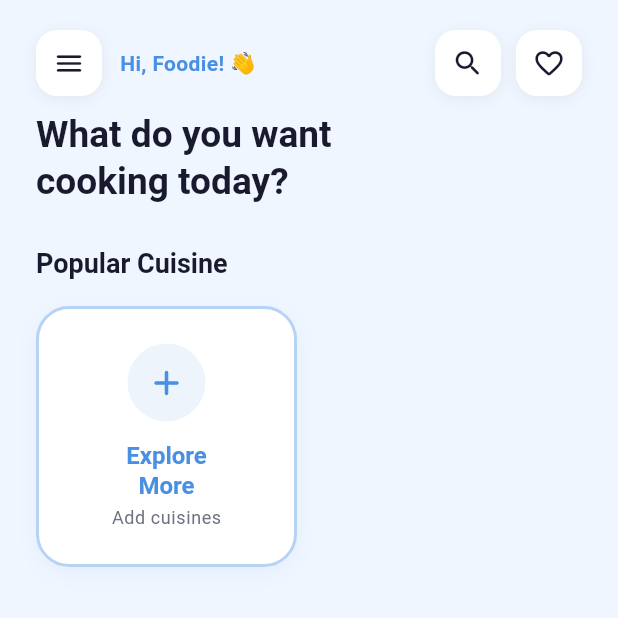
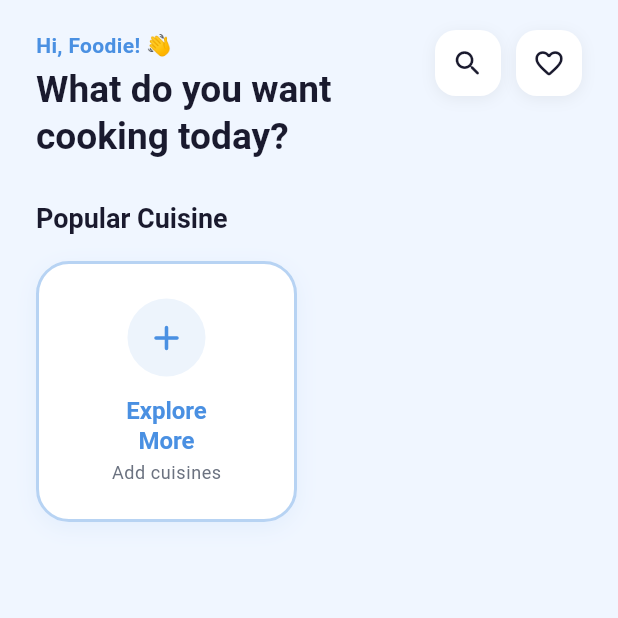
Before and after one commit to athulsethumadhavan/RecipeQuest, a Flutter app: the HomeScreen screen opened by its route, on a phone screen of 412 x 824 dp, the top half of it. Run offline on Flutter 3.47's test engine with Material 3 defaults, Android fonts, the phone set to English and light mode, and no system bars; our stand-ins replace cached_network_image, go_router, google_mobile_ads, in_app_purchase, shared_preferences, shimmer and 3 more; accounts and stored records are empty; network calls fail; Roboto replaces fonts that are missing (Poppins).

```diff
--- /dev/null
+++ b/lib/core/utils/responsive.dart
@@ -0,0 +1,41 @@
+import 'package:flutter/material.dart';
+
+/// Centralised breakpoints and layout helpers for phone vs iPad.
+class Responsive {
+  Responsive._();
+
+  /// iPad: width ≥ 600 dp
+  static bool isTablet(BuildContext context) =>
+      MediaQuery.of(context).size.width >= 600;
+
+  /// Large iPad / landscape: width ≥ 900 dp
+  static bool isLargeTablet(BuildContext context) =>
+      MediaQuery.of(context).size.width >= 900;
+
+  /// Max content width — centres content on wide screens.
+  static double maxContentWidth(BuildContext context) =>
+      isLargeTablet(context) ? 900 : double.infinity;
+
+  /// Horizontal padding: more breathing room on iPad.
+  static double horizontalPadding(BuildContext context) =>
+      isTablet(context) ? 40 : 24;
+
+  /// Number of columns for a cuisine/dish square grid.
+  static int cuisineGridColumns(BuildContext context) {
+    final w = MediaQuery.of(context).size.width;
+    if (w >= 900) return 4;
+    if (w >= 600) return 3;
+    return 2;
+  }
+
+  /// Number of columns for a dish card list-grid (meals screen).
+  static int dishGridColumns(BuildContext context) {
+    final w = MediaQuery.of(context).size.width;
+    if (w >= 900) return 3;
+    if (w >= 600) return 2;
+    return 1;
+  }
+
+  /// Whether to use a two-pane master/detail layout.
+  static bool useTwoPane(BuildContext context) => isLargeTablet(context);
+}
--- a/lib/presentation/views/home/home_screen.dart
+++ b/lib/presentation/views/home/home_screen.dart
@@ -4,6 +4,7 @@ import 'package:go_router/go_router.dart';
 import 'package:cached_network_image/cached_network_image.dart';
 import '../../../core/constants/app_colors.dart';
 import '../../../core/router/app_router.dart';
+import '../../../core/utils/responsive.dart';
 import '../../../data/models/cuisine_model.dart';
 import '../../../data/models/dish_model.dart';
 import '../../../data/repositories/favorites_repository.dart';
@@ -11,7 +12,6 @@ import '../../../data/services/auth_service.dart';
 import '../../../data/services/payment_service.dart';
 import '../../viewmodels/home_viewmodel.dart';
 import '../auth/auth_bottom_sheet.dart';
-import 'widgets/app_drawer.dart';
 
 class HomeScreen extends StatefulWidget {
   const HomeScreen({super.key});
@@ -117,38 +117,34 @@ class _HomeScreenState extends State<HomeScreen>
     );
   }
 
-  final GlobalKey<ScaffoldState> _scaffoldKey = GlobalKey<ScaffoldState>();
-
   @override
   Widget build(BuildContext context) {
+    final hp = Responsive.horizontalPadding(context);
+    final isTablet = Responsive.isTablet(context);
+
     return Scaffold(
-      key: _scaffoldKey,
-      drawer: const AppDrawer(),
       body: SafeArea(
+        child: Center(
+          child: ConstrainedBox(
+            constraints: BoxConstraints(maxWidth: Responsive.maxContentWidth(context)),
             child: Column(
           crossAxisAlignment: CrossAxisAlignment.start,
           children: [
             // ── Header ───────────────────────────────────────────────────────
             Padding(
-              padding: const EdgeInsets.fromLTRB(24, 20, 24, 0),
-              child: Column(
+              padding: EdgeInsets.fromLTRB(hp, isTablet ? 28 : 20, hp, 0),
+              child: Row(
+                mainAxisAlignment: MainAxisAlignment.spaceBetween,
                 crossAxisAlignment: CrossAxisAlignment.start,
                 children: [
-                  // Top row: hamburger + title + action icons
-                  Row(
-                    mainAxisAlignment: MainAxisAlignment.spaceBetween,
-                    crossAxisAlignment: CrossAxisAlignment.center,
-                    children: [
-                      _IconBtn(
-                        icon: Icons.menu_rounded,
-                        onTap: () => _scaffoldKey.currentState?.openDrawer(),
-                      ),
-                      const SizedBox(width: 12),
                   Expanded(
                     child: GestureDetector(
                       onDoubleTap: _onTitleDoubleTap,
                       behavior: HitTestBehavior.opaque,
-                          child: Text(
+                      child: Column(
+                        crossAxisAlignment: CrossAxisAlignment.start,
+                        children: [
+                          Text(
                             'Hi, Foodie! 👋',
                             style: Theme.of(context)
                                 .textTheme
@@ -158,8 +154,27 @@ class _HomeScreenState extends State<HomeScreen>
                                   fontWeight: FontWeight.w600,
                                 ),
                           ),
+                          const SizedBox(height: 4),
+                          Text(
+                            'What do you want\ncooking today?',
+                            maxLines: 2,
+                            overflow: TextOverflow.ellipsis,
+                            style: Theme.of(context)
+                                .textTheme
+                                .displayMedium
+                                ?.copyWith(
+                                  height: 1.25,
+                                  fontSize: isTablet
+                                      ? 32
+                                      : (MediaQuery.of(context).size.width * 0.06)
+                                          .clamp(20.0, 26.0),
                                 ),
                           ),
+                        ],
+                      ),
+                    ),
+                  ),
+                  const SizedBox(width: 12),
                   Row(
                     children: [
                       _IconBtn(
@@ -177,24 +192,6 @@ class _HomeScreenState extends State<HomeScreen>
                   ),
                 ],
               ),
-                  const SizedBox(height: 10),
-                  // Large title below
-                  Text(
-                    'What do you want\ncooking today?',
-                    maxLines: 2,
-                    overflow: TextOverflow.ellipsis,
-                    style: Theme.of(context)
-                        .textTheme
-                        .displayMedium
-                        ?.copyWith(
-                          height: 1.25,
-                          fontSize:
-                              (MediaQuery.of(context).size.width * 0.06)
-                                  .clamp(20.0, 26.0),
-                        ),
-                  ),
-                ],
-              ),
             ),
 
             // ── Inline search bar ─────────────────────────────────────────
@@ -204,9 +201,9 @@ class _HomeScreenState extends State<HomeScreen>
                 sizeFactor: _searchFade,
                 axisAlignment: -1,
                 child: Padding(
-                  padding: const EdgeInsets.fromLTRB(24, 16, 24, 0),
+                  padding: EdgeInsets.fromLTRB(hp, 16, hp, 0),
                   child: Container(
-                    height: 48,
+                    height: isTablet ? 54 : 48,
                     decoration: BoxDecoration(
                       color: Colors.white,
                       borderRadius: BorderRadius.circular(14),
@@ -299,10 +296,12 @@ class _HomeScreenState extends State<HomeScreen>
                     crossAxisAlignment: CrossAxisAlignment.start,
                     children: [
                       Padding(
-                        padding: const EdgeInsets.symmetric(horizontal: 24),
+                        padding: EdgeInsets.symmetric(horizontal: hp),
                         child: Text(
                           'Popular Cuisine',
-                          style: Theme.of(context).textTheme.headlineSmall,
+                          style: Theme.of(context).textTheme.headlineSmall?.copyWith(
+                            fontSize: isTablet ? 22 : null,
+                          ),
                         ),
                       ),
                       const SizedBox(height: 16),
@@ -315,6 +314,8 @@ class _HomeScreenState extends State<HomeScreen>
               ),
             ),
           ],
+        ),
+          ),
         ),
       ),
     );
@@ -353,8 +354,9 @@ class _SearchResults extends StatelessWidget {
       );
     }
 
+    final hp = Responsive.horizontalPadding(context);
     return ListView.separated(
-      padding: const EdgeInsets.fromLTRB(24, 0, 24, 32),
+      padding: EdgeInsets.fromLTRB(hp, 0, hp, 32),
       itemCount: vm.searchResults.length,
       separatorBuilder: (_, __) => const SizedBox(height: 12),
       itemBuilder: (context, i) {
@@ -520,15 +522,19 @@ class _CuisineGrid extends StatelessWidget {
       );
     }
 
+    final hp = Responsive.horizontalPadding(context);
+    final cols = Responsive.cuisineGridColumns(context);
+    final isTablet = Responsive.isTablet(context);
+
     return RefreshIndicator(
       color: AppColors.primary,
       onRefresh: vm.refresh,
       child: GridView.builder(
-        padding: const EdgeInsets.fromLTRB(24, 0, 24, 32),
-        gridDelegate: const SliverGridDelegateWithFixedCrossAxisCount(
-          crossAxisCount: 2,
-          mainAxisSpacing: 16,
-          crossAxisSpacing: 16,
+        padding: EdgeInsets.fromLTRB(hp, 0, hp, 32),
+        gridDelegate: SliverGridDelegateWithFixedCrossAxisCount(
+          crossAxisCount: cols,
+          mainAxisSpacing: isTablet ? 20 : 16,
+          crossAxisSpacing: isTablet ? 20 : 16,
           childAspectRatio: 1.0,
         ),
         itemCount: vm.cuisines.length + 1,
```
Also changed, not shown: lib/presentation/views/cuisine/cuisine_list_screen.dart (+13 -9 lines), lib/presentation/views/cuisine/cuisine_meals_screen.dart (+30 -2 lines), lib/presentation/views/favorites/favorites_screen.dart (+27 -2 lines), 6 other files. Lines whose indentation alone changed are shown as unchanged.
